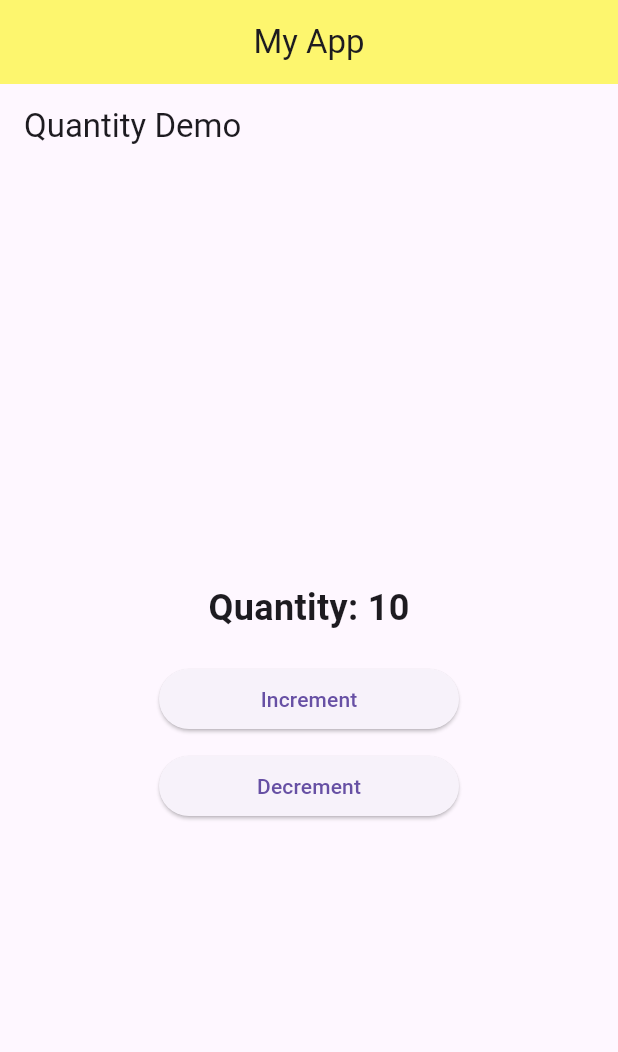
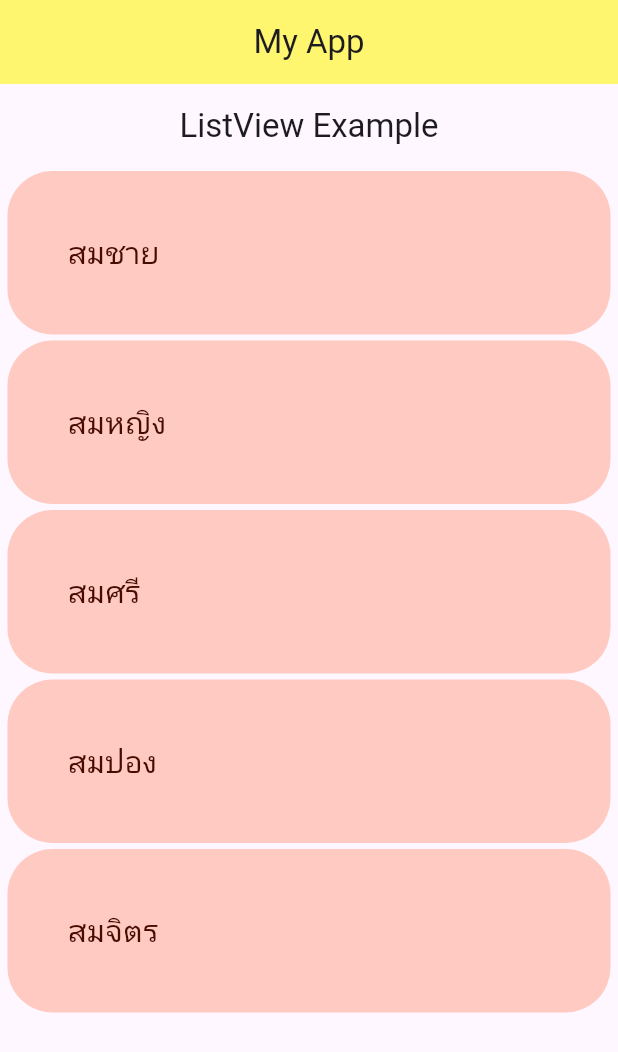
Before and after one commit to 0krit0/learn_flutter_67_1, a Flutter app: the screen it shows after launch, on a phone screen of 412 x 824 dp. Shown: the top 1052 px of the screen. Run offline on Flutter 3.47's test engine with Material 3 defaults, Android fonts, the light colour scheme and no system bars.

Commit message:
Step 9.ListView widget

```diff
--- a/lib/main.dart
+++ b/lib/main.dart
@@ -16,6 +16,7 @@ void main() {
             centerTitle: true,
           ),
           body: const Item(),
+
         ),
       ),
     );
--- a/lib/screen/item.dart
+++ b/lib/screen/item.dart
@@ -10,7 +10,7 @@ class MyApp extends StatelessWidget {
   @override
   Widget build(BuildContext context) {
     return MaterialApp(
-      title: 'Quantity Demo',
+      title: 'List Demo',
       home: const Item(),
     );
   }
@@ -24,53 +24,34 @@ class Item extends StatefulWidget {
 }
 
 class _ItemState extends State<Item> {
-  int quantity = 10;
-
-  void incrementQuantity() {
-    setState(() {
-      quantity++;
-    });
-  }
-
-  void decrementQuantity() {
-    setState(() {
-      quantity = quantity > 0 ? quantity - 1 : 0;
-    });
-  }
+  List data = ["สมชาย", "สมหญิง", "สมศรี", "สมปอง", "สมจิตร"];
 
   @override
   Widget build(BuildContext context) {
     return Scaffold(
-      appBar: AppBar(title: const Text("Quantity Demo")),
-      body: Center(
-        child: Column(
-          mainAxisSize: MainAxisSize.min,
-          children: [
-            Text(
-              "Quantity: $quantity",
+      appBar: AppBar(
+        title: const Text('ListView Example'),
+        centerTitle: true,
+      ),
+      body: ListView.builder(
+        itemCount: data.length,
+        itemBuilder: (context, index) {
+          return Container(
+            margin: const EdgeInsets.symmetric(vertical: 2, horizontal: 5),
+            padding: const EdgeInsets.all(40),
+            decoration: BoxDecoration(
+              borderRadius: BorderRadius.circular(30),
+              color: const Color.fromARGB(255, 255, 202, 193),
+            ),
+            child: Text(
+              data[index],
               style: const TextStyle(
-                fontSize: 24,
-                fontWeight: FontWeight.bold,
+                fontSize: 20,
+                color: Color.fromARGB(255, 71, 11, 0),
               ),
             ),
-            const SizedBox(height: 20),
-            SizedBox(
-              width: 200,
-              child: ElevatedButton(
-                onPressed: incrementQuantity,
-                child: const Text("Increment"),
-              ),
-            ),
-            const SizedBox(height: 10),
-            SizedBox(
-              width: 200,
-              child: ElevatedButton(
-                onPressed: decrementQuantity,
-                child: const Text("Decrement"),
-              ),
-            ),
-          ],
-        ),
+          );
+        },
       ),
     );
   }
```
